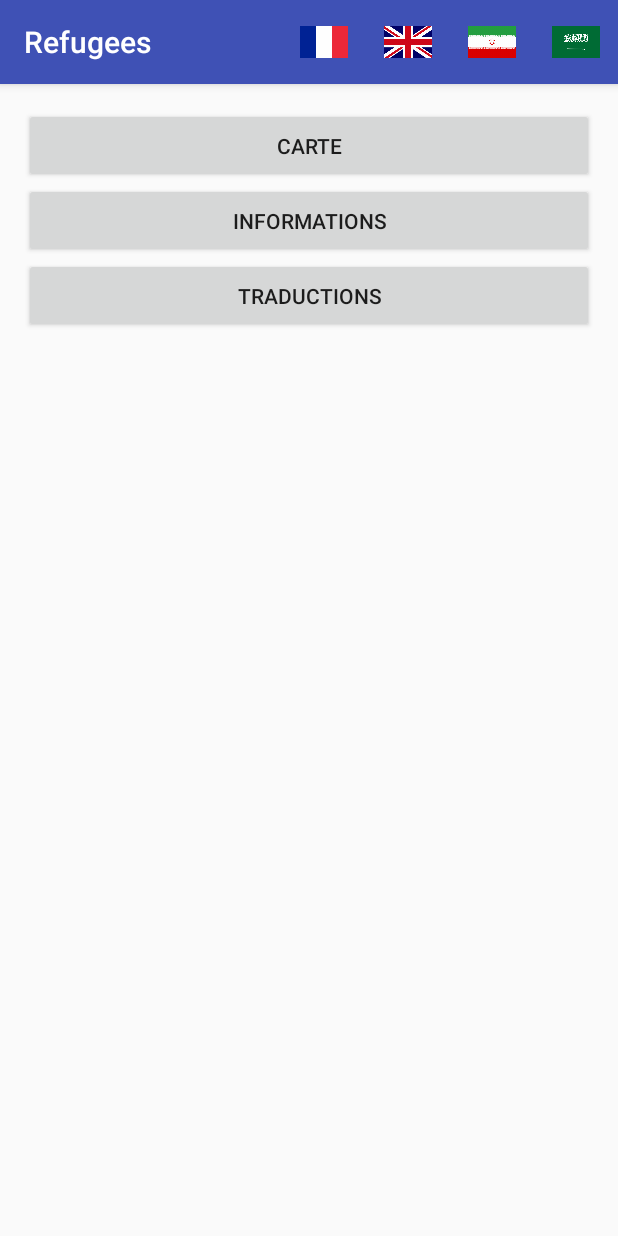
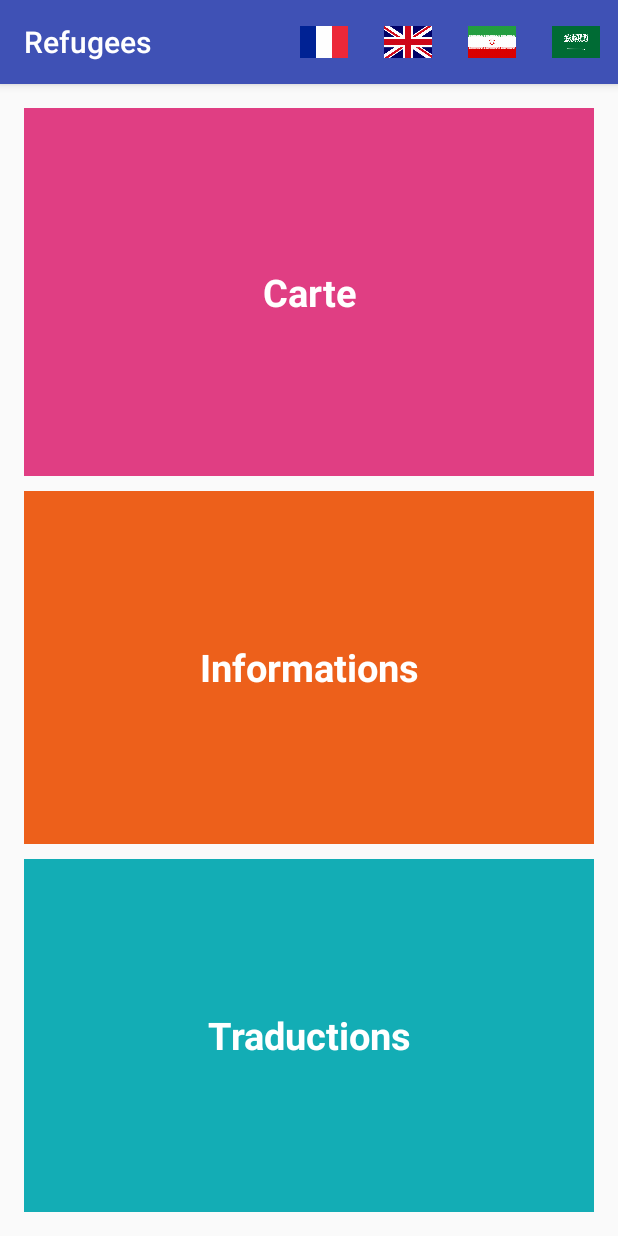
Before and after one commit to Sideness/N2I_Ynov_Aix_Android, an Android app: the MainActivity screen opened directly, with no data from a screen before it, on a phone screen of 412 x 824 dp. Run offline under Robolectric (Android 15) with nearby library versions, the phone set to English and light mode, and no system bars.

Commit message:
Layout main

```diff
--- a/app/src/main/java/com/company/n2i/refugees/MainActivity.java
+++ b/app/src/main/java/com/company/n2i/refugees/MainActivity.java
@@ -10,6 +10,7 @@ import android.view.Menu;
 import android.view.MenuItem;
 import android.view.View;
 import android.widget.Button;
+import android.widget.RelativeLayout;
 import android.widget.Toast;
 
 import java.util.Locale;
@@ -23,9 +24,9 @@ public class MainActivity extends AppCompatActivity {
         super.onCreate(savedInstanceState);
         setContentView(R.layout.activity_main);
 
-        Button btMap = (Button)findViewById(R.id.btMap);
-        Button btInfos = (Button)findViewById(R.id.btInfos);
-        Button btTranslation = (Button)findViewById(R.id.btTranslation);
+        RelativeLayout btMap = (RelativeLayout)findViewById(R.id.btMap);
+        RelativeLayout btInfos = (RelativeLayout)findViewById(R.id.btInfos);
+        RelativeLayout btTranslation = (RelativeLayout)findViewById(R.id.btTranslation);
 
         btMap.setOnClickListener(new View.OnClickListener() {
             @Override
--- a/app/src/main/res/layout/activity_main.xml
+++ b/app/src/main/res/layout/activity_main.xml
@@ -17,22 +17,73 @@
 
     </android.support.design.widget.AppBarLayout>
 
-    <Button
+    <RelativeLayout
         android:id="@+id/btMap"
-        android:text="@string/btMap"
         android:layout_width="match_parent"
-        android:layout_height="50dp" />
+        android:layout_height="match_parent"
+        android:background="@color/blindMode"
+        android:layout_weight="1">
 
-    <Button
+        <TextView
+            android:id="@+id/tvMap"
+            android:layout_width="match_parent"
+            android:layout_height="wrap_content"
+            android:textSize="25dp"
+            android:textStyle="bold"
+            android:textColor="#FFFFFF"
+            android:text="@string/btMap"
+            android:textAlignment="center"
+            android:layout_centerVertical="true"
+            android:layout_alignParentLeft="true"
+            android:layout_alignParentStart="true" />
+
+
+    </RelativeLayout>
+
+    <RelativeLayout
         android:id="@+id/btInfos"
-        android:text="@string/btInfos"
         android:layout_width="match_parent"
-        android:layout_height="50dp" />
+        android:layout_height="match_parent"
+        android:background="@color/normalMode"
+        android:layout_marginTop="10dp"
+        android:layout_weight="1">
 
-    <Button
+        <TextView
+            android:id="@+id/tvInfos"
+            android:layout_width="match_parent"
+            android:layout_height="wrap_content"
+            android:textSize="25dp"
+            android:textStyle="bold"
+            android:textColor="#FFFFFF"
+            android:text="@string/btInfos"
+            android:textAlignment="center"
+            android:layout_centerVertical="true"
+            android:layout_alignParentLeft="true"
+            android:layout_alignParentStart="true" />
+
+    </RelativeLayout>
+
+    <RelativeLayout
         android:id="@+id/btTranslation"
-        android:text="@string/btTranslation"
         android:layout_width="match_parent"
-        android:layout_height="50dp" />
+        android:layout_height="match_parent"
+        android:background="#13ADB5"
+        android:layout_marginTop="10dp"
+        android:layout_weight="1">
+
+        <TextView
+            android:id="@+id/tvTranslations"
+            android:layout_width="match_parent"
+            android:layout_height="wrap_content"
+            android:textSize="25dp"
+            android:textStyle="bold"
+            android:textColor="#FFFFFF"
+            android:text="@string/btTranslation"
+            android:textAlignment="center"
+            android:layout_centerVertical="true"
+            android:layout_alignParentLeft="true"
+            android:layout_alignParentStart="true" />
+
+    </RelativeLayout>
 
 </LinearLayout>
--- a/app/src/main/res/values/strings.xml
+++ b/app/src/main/res/values/strings.xml
@@ -7,10 +7,10 @@
     <string name="franceFlagAction">French flag</string>
     <string name="iranFlagAction">Iranian flag</string>
     <string name="saudiFlagAction">Saudi flag</string>
-    <string name="ukFlagAction">Uk flag</string>
+    <string name="ukFlagAction" translatable="false">Uk flag</string>
 
     <string name="tvSetBlindMode">Êtes-vous malvoyant ?</string>
     <string name="tvSetNormalMode">Moi ? Je vois bien mamène !</string>
-    <string name="title_activity_maps2">Map</string>
+    <string name="title_activity_maps2" translatable="false">Map</string>
 
 </resources>
```
